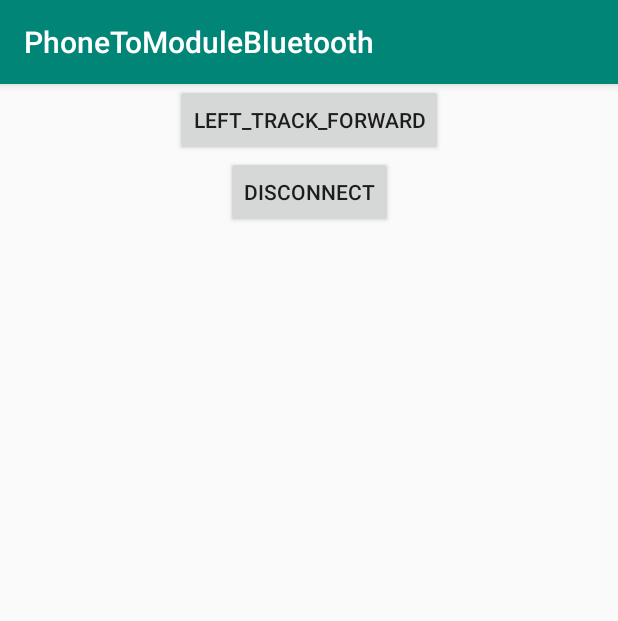
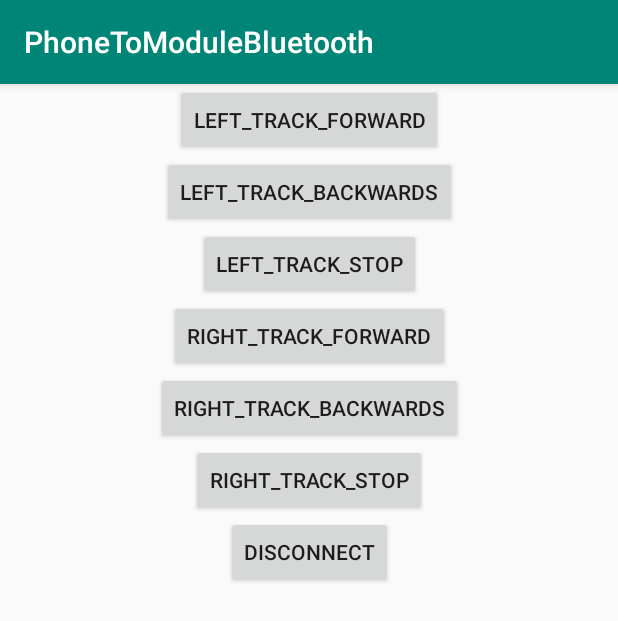
Before and after one commit to AlexandarMilissov/Tank, an Android app: the TankControlActivity screen opened directly, with no data from a screen before it, after a tap on "LEFT_TRACK_FORWARD", on a phone screen of 412 x 824 dp. Shown: the top 621 px of the screen. Run offline under Robolectric (Android 15) with nearby library versions, the phone set to English and light mode, and no system bars; 4 statements that could not run were skipped.

Commit message:
app updates

```diff
--- a/PhoneToModuleBluetooth/app/src/main/java/com/example/phonetomodulebluetooth/TankControlActivity.kt
+++ b/PhoneToModuleBluetooth/app/src/main/java/com/example/phonetomodulebluetooth/TankControlActivity.kt
@@ -35,14 +35,52 @@ class TankControlActivity : AppCompatActivity() {
 
         ConnectToDevice(this).execute() // koe e this LMAO
 
+        // left track stop
+        left_track_stop.setOnClickListener {
+            val command = "a"
+            sendCommand(command)
+            Log.i("left_track", "stop")
+        }
+
+        // left track forward
         left_track_forward.setOnClickListener {
-            val command = "a"
+            val command = "b"
             sendCommand(command)
             Log.i("left_track", "fwd")
         }
 
+        // left track backwards
+        left_track_backwards.setOnClickListener {
+            val command = "c"
+            sendCommand(command)
+            Log.i("left_track", "bckwd")
+        }
+
+        // right track stop
+        right_track_stop.setOnClickListener {
+            val command = "d"
+            sendCommand(command)
+            Log.i("right_track", "stop")
+        }
+
+        // right track foward
+        right_track_forward.setOnClickListener {
+            val command = "e"
+            sendCommand(command)
+            Log.i("right_track", "fwd")
+        }
+
+        // right track backwards
+        right_track_backwards.setOnClickListener {
+            val command = "f"
+            sendCommand(command)
+            Log.i("right_track", "bckwd")
+        }
+
+
         // disconnect button, to close connection w/ curr device
         close_connection.setOnClickListener {
+            Log.i("connection", "closing connection")
             disconnect()
         }
     }
--- a/PhoneToModuleBluetooth/app/src/main/res/layout/tank_control_layout.xml
+++ b/PhoneToModuleBluetooth/app/src/main/res/layout/tank_control_layout.xml
@@ -6,6 +6,7 @@
     android:layout_width="match_parent"
     android:layout_height="match_parent">
 
+    <!-- left track forward button -->
     <Button
         android:id="@+id/left_track_forward"
         android:layout_width="wrap_content"
@@ -13,7 +14,64 @@
         android:text="@string/left_track_forward"
         app:layout_constraintLeft_toLeftOf="parent"
         app:layout_constraintRight_toRightOf="parent"
+        tools:ignore="MissingConstraints"/>
+
+    <!-- left track backwards button -->
+    <Button
+        android:id="@+id/left_track_backwards"
+        android:layout_width="wrap_content"
+        android:layout_height="wrap_content"
+        android:text="@string/left_track_backwards"
+        app:layout_constraintLeft_toLeftOf="parent"
+        app:layout_constraintRight_toRightOf="parent"
+        app:layout_constraintTop_toBottomOf="@+id/left_track_forward"
+        tools:ignore="MissingConstraints"/>
+
+    <!-- left track stop button -->
+    <Button
+        android:id="@+id/left_track_stop"
+        android:layout_width="wrap_content"
+        android:layout_height="wrap_content"
+        android:text="@string/left_track_stop"
+        app:layout_constraintLeft_toLeftOf="parent"
+        app:layout_constraintRight_toRightOf="parent"
+        app:layout_constraintTop_toBottomOf="@+id/left_track_backwards"
         tools:ignore="MissingConstraints" />
+
+    <!-- right track forward button -->
+    <Button
+        android:id="@+id/right_track_forward"
+        android:layout_width="wrap_content"
+        android:layout_height="wrap_content"
+        android:text="@string/right_track_forward"
+        app:layout_constraintLeft_toLeftOf="parent"
+        app:layout_constraintRight_toRightOf="parent"
+        app:layout_constraintTop_toBottomOf="@+id/left_track_stop"
+        tools:ignore="MissingConstraints" />
+
+    <!-- right track backward button -->
+    <Button
+        android:id="@+id/right_track_backwards"
+        android:layout_width="wrap_content"
+        android:layout_height="wrap_content"
+        android:text="@string/right_track_backwards"
+        app:layout_constraintLeft_toLeftOf="parent"
+        app:layout_constraintRight_toRightOf="parent"
+        app:layout_constraintTop_toBottomOf="@+id/right_track_forward"
+        tools:ignore="MissingConstraints" />
+
+    <!-- right track stop button -->
+    <Button
+        android:id="@+id/right_track_stop"
+        android:layout_width="wrap_content"
+        android:layout_height="wrap_content"
+        android:text="@string/right_track_stop"
+        app:layout_constraintLeft_toLeftOf="parent"
+        app:layout_constraintRight_toRightOf="parent"
+        app:layout_constraintTop_toBottomOf="@+id/right_track_backwards"
+        tools:ignore="MissingConstraints" />
+
+
 
     <Button
         android:id="@+id/close_connection"
@@ -22,6 +80,6 @@
         android:text="@string/disconnect"
         app:layout_constraintLeft_toLeftOf="parent"
         app:layout_constraintRight_toRightOf="parent"
-        app:layout_constraintTop_toBottomOf="@+id/left_track_forward"/>
+        app:layout_constraintTop_toBottomOf="@+id/right_track_stop"/>
 
 </androidx.constraintlayout.widget.ConstraintLayout>
--- a/PhoneToModuleBluetooth/app/src/main/res/values/strings.xml
+++ b/PhoneToModuleBluetooth/app/src/main/res/values/strings.xml
@@ -1,7 +1,15 @@
 <resources>
     <string name="app_name">PhoneToModuleBluetooth</string>
     <string name="refresh">refresh</string>
+
     <string name="left_track_forward">left_track_forward</string>
+    <string name="left_track_backwards">left_track_backwards</string>
+    <string name="left_track_stop">left_track_stop</string>
+
+    <string name="right_track_forward">right_track_forward</string>
+    <string name="right_track_backwards">right_track_backwards</string>
+    <string name="right_track_stop">right_track_stop</string>
+
     <string name="disconnect">disconnect</string>
 
 </resources>
```
Also changed, not shown: 433 other files.
